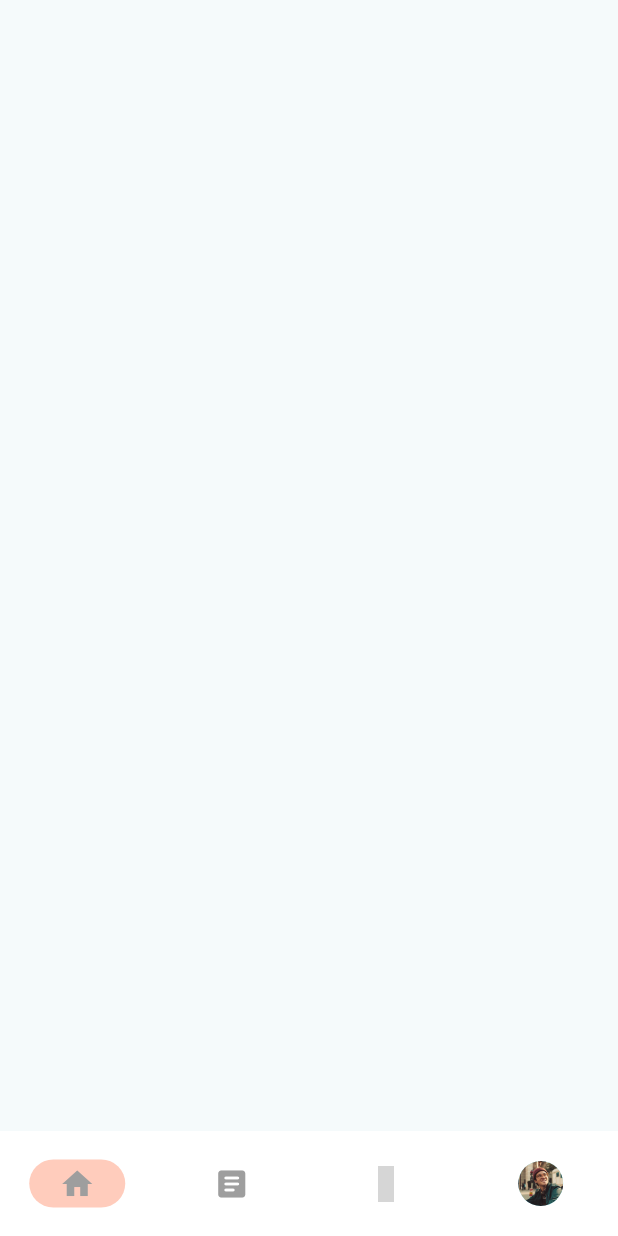
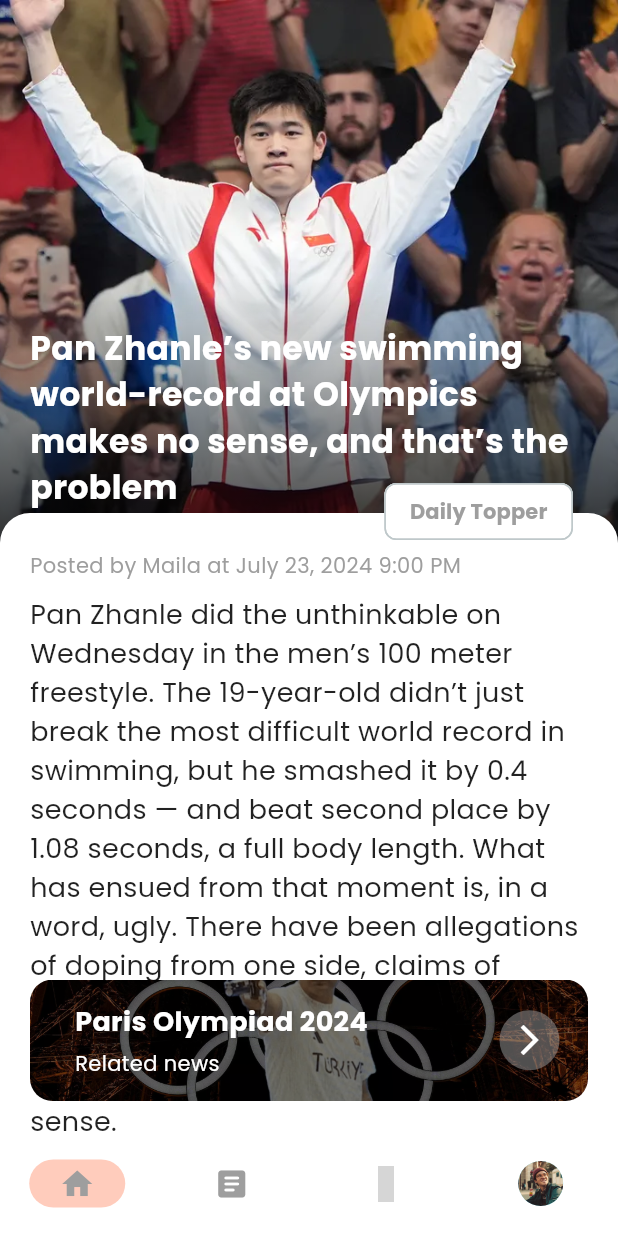
Before and after one commit to masud51435/TopNews, a Flutter app: the screen it shows after launch, on a phone screen of 412 x 824 dp. Run offline on Flutter 3.47's test engine with Material 3 defaults, Android fonts, the phone set to English and light mode, and no system bars; our stand-ins replace get, google_fonts, iconsax; grey boxes are pictures that could not be loaded.

Commit message:
added home page view and

```diff
--- a/lib/bottom_nav_bar/custom_nav_bar.dart
+++ b/lib/bottom_nav_bar/custom_nav_bar.dart
@@ -1,7 +1,7 @@
 import 'package:flutter/material.dart';
 import 'package:get/get.dart';
 import 'package:iconsax/iconsax.dart';
-import 'package:topnews/pages/homepage/homepage.dart';
+import 'package:topnews/pages/homepage/home_page_view.dart';
 import 'package:topnews/pages/notification/notifications.dart';
 import 'package:topnews/pages/profile/profile.dart';
 
@@ -69,7 +69,7 @@
   RxInt currentIndex = 0.obs;
 
   final screens = [
-    const Homepage(),
+     HomePageView(),
     const Article(),
     const Notifications(),
     const Profile(),
--- a/lib/common/animation/animation.dart
+++ b/lib/common/animation/animation.dart
@@ -8,7 +8,7 @@
       : super(
           pageBuilder: (context, animation, secondaryAnimation) => page,
           transitionsBuilder: (context, animation, secondaryAnimation, child) {
-            const begin = Offset(1.0, 0.0); // From right
+            const begin = Offset(1.0, 0.0);
             const end = Offset.zero;
             const curve = Curves.easeInOut;
 
--- /dev/null
+++ b/lib/controllers/home_page_view_controller.dart
@@ -0,0 +1,62 @@
+import 'package:get/get.dart';
+
+class HomePageController extends GetxController {
+  // List of pages data
+  final pagesData = [
+    {
+      "imagePath": "assets/images/front1.png",
+      "title":
+          "Pan Zhanle’s new swimming world-record at Olympics makes no sense, and that’s the problem",
+      "postAt": "Posted by Maila at July 23, 2024 9:00 PM",
+      "description":
+          "Pan Zhanle did the unthinkable on Wednesday in the men’s 100 meter freestyle. The 19-year-old didn’t just break the most difficult world record in swimming, but he smashed it by 0.4 seconds — and beat second place by 1.08 seconds, a full body length. What has ensued from that moment is, in a word, ugly. There have been allegations of doping from one side, claims of racism from the other, and in the middle the inescapable reality that what ensued simply doesn’t make sense.",
+      "source": "Source: Prothom Alo, July 23, 2024",
+    },
+    {
+      "imagePath": "assets/images/front2.jpg",
+      "title":
+          "Bangladesh protests updates: Sheikh Hasina quits, interim gov’t taking over",
+      "postAt": "Posted by Maila at July 23, 2024 9:00 PM",
+      "description":
+          "Bangladesh’s Prime Minister Sheikh Hasina has resigned and fled the country following weeks of deadly demonstrations against her government. The removal of Hasina on Monday followed weeks of deadly protests and appears to have averted the threat of further bloodshed. The focus now moves to who will control the South Asian country.",
+      "source": "Source: BBC Sports, July 22, 2024",
+    },
+    {
+      "imagePath": "assets/images/front3.png",
+      "title":
+          "What to know about the 25th Amendment as Trump makes wild claim about Biden",
+      "postAt": "Posted by Maila at July 23, 2024 9:00 PM",
+      "description":
+          "No matter what Biden says or how much his fellow Democrats try to build up his accomplishments as president, multiple Republicans have argued that the 25th Amendment to the Constitution should be used to remove Biden from office ASAP – something that’s not going to happen since no Democrat supports it. ",
+      "source": "Source: Reuters, July 21, 2024",
+    },
+    {
+      "imagePath": "assets/images/front4.png",
+      "title":
+          "গাজীপুর জেলা কারাগারে বিক্ষোভ-গুলি, আহত ১৬, কাশিমপুর কারাগারের সুপার প্রত্যাহার",
+      "postAt": "Posted by Maila at July 23, 2024 9:00 PM",
+      "description":
+          '''গাজীপুরের কাশিমপুর হাইসিকিউরিটি কেন্দ্রীয় কারাগারের পর গাজীপুর জেলা কারাগারে অস্থিরতা দেখা দিয়েছে। আজ বৃহস্পতিবার সকাল থেকে সেখানে উত্তেজনা ও বিক্ষোভ শুরু করেছেন বন্দীরা। কারাগারের বাইরে থেকে গুলির শব্দ শোনা গেছে। এ ঘটনায় আহত হয়েছেন ১৬ জন।
+
+গাজীপুর জেলা কারা হাসপাতালের চিকিৎসক মাকসুদা বলেন, কারাগারে বন্দীরা বিদ্রোহ করেছেন। এ ঘটনায় ১৬ জন আহত হয়েছেন। এঁদের মধ্যে কেউ মাথায়, কেউ চোখে, কেউবা পায়ে আঘাত পেয়েছেন। আহত সবাইকে প্রাথমিক চিকিৎসা দেওয়া হয়েছে। আহত ব্যক্তিদের মধ্যে ১৩ জন কারাবন্দী ও তিনজন কারারক্ষী আছেন।''',
+      "source": "Source: Reuters, July 21, 2024",
+    },
+    {
+      "imagePath": "assets/images/front5.png",
+      "title":
+          "Israel-Hamas war updates: Israel says 2,600 ‘terrorist targets’ struck; Gaza’s health services enter ‘critical stage’",
+      "postAt": "Posted by Maila at July 23, 2024 9:00 PM",
+      "description":
+          "The Gaza Strip’s health services have entered a “critical stage,” Palestinian health authorities say. In its daily update, the Israeli Defense Forces said 2,600 “terrorist targets” inside the Gaza Strip have been struck, including the Islamic University, which Hamas militants are said to be using as a training camp.",
+      "source": "Source: Reuters, July 21, 2024",
+    },
+  ].obs;
+
+  // Current Page Index
+  var currentPage = 0.obs;
+
+  // Function to update current page index
+  void updatePageIndex(int index) {
+    currentPage.value = index;
+  }
+}
--- /dev/null
+++ b/lib/pages/homepage/home_page_view.dart
@@ -0,0 +1,33 @@
+import 'package:flutter/material.dart';
+import 'package:get/get.dart';
+import 'package:topnews/pages/homepage/widgets/page_view_item.dart';
+import '../../controllers/home_page_view_controller.dart';
+
+class HomePageView extends StatelessWidget {
+  HomePageView({super.key});
+
+  // Using GetX to provide the controller
+  final HomePageController controller = Get.put(HomePageController());
+
+  @override
+  Widget build(BuildContext context) {
+    return Scaffold(
+      body: PageView.builder(
+        itemCount: controller.pagesData.length,
+        onPageChanged: (index) {
+          controller.updatePageIndex(index); // Update the current page index
+        },
+        itemBuilder: (context, index) {
+          var page = controller.pagesData[index];
+          return HomePageViewItem(
+            imagePath: page['imagePath']!,
+            title: page['title']!,
+            postAt: page['postAt']!,
+            description: page['description']!,
+            source: page['source']!,
+          );
+        },
+      ),
+    );
+  }
+}
--- a/lib/pages/homepage/homepage.dart
+++ /dev/null
@@ -1,10 +0,0 @@
-import 'package:flutter/material.dart';
-
-class Homepage extends StatelessWidget {
-  const Homepage({super.key});
-
-  @override
-  Widget build(BuildContext context) {
-    return Scaffold();
-  }
-}
--- /dev/null
+++ b/lib/pages/homepage/widgets/bottom_banner.dart
@@ -0,0 +1,65 @@
+import 'package:flutter/material.dart';
+
+import '../../../core/app_colors.dart';
+
+class BottomBanner extends StatelessWidget {
+  const BottomBanner({
+    super.key,
+  });
+
+  @override
+  Widget build(BuildContext context) {
+    return Container(
+      width: MediaQuery.of(context).size.width,
+      margin: const EdgeInsets.symmetric(vertical: 20),
+      padding: const EdgeInsets.all(15),
+      decoration: BoxDecoration(
+        borderRadius: BorderRadius.circular(15),
+        image: const DecorationImage(
+          fit: BoxFit.cover,
+          colorFilter: ColorFilter.mode(Colors.black54, BlendMode.darken),
+          image: AssetImage("assets/images/bg.png"),
+        ),
+      ),
+      child: Row(
+        children: [
+          const SizedBox(width: 15),
+          // Related News Text
+          Expanded(
+            child: Column(
+              crossAxisAlignment: CrossAxisAlignment.start,
+              children: [
+                Text(
+                  "Paris Olympiad 2024",
+                  style: TextStyle(
+                    fontSize: 18,
+                    color: whiteColor,
+                    fontWeight: FontWeight.bold,
+                  ),
+                ),
+                const SizedBox(height: 5),
+                Text(
+                  "Related news",
+                  style: TextStyle(
+                    color: whiteColor,
+                    fontSize: 14,
+                  ),
+                ),
+              ],
+            ),
+          ),
+          // Arrow Icon
+          IconButton.filled(
+            onPressed: () {},
+            style: IconButton.styleFrom(
+              backgroundColor: greyColor.withOpacity(0.5),
+            ),
+            icon: const Icon(
+              Icons.arrow_forward_ios,
+            ),
+          )
+        ],
+      ),
+    );
+  }
+}
--- /dev/null
+++ b/lib/pages/homepage/widgets/page_view_item.dart
@@ -0,0 +1,148 @@
+import 'package:flutter/material.dart';
+
+import '../../../core/app_colors.dart';
+import 'bottom_banner.dart';
+
+class HomePageViewItem extends StatelessWidget {
+  final String imagePath;
+  final String title;
+  final String postAt;
+  final String description;
+  final String source;
+
+  const HomePageViewItem({
+    super.key,
+    required this.imagePath,
+    required this.title,
+    required this.postAt,
+    required this.description,
+    required this.source,
+  });
+
+  @override
+  Widget build(BuildContext context) {
+    return Scaffold(
+      body: Stack(
+        clipBehavior: Clip.none,
+        children: [
+          SizedBox(
+            height: MediaQuery.of(context).size.height,
+            width: MediaQuery.of(context).size.width,
+          ),
+          Stack(
+            clipBehavior: Clip.none,
+            children: [
+              Container(
+                height: MediaQuery.of(context).size.height * 0.45,
+                decoration: BoxDecoration(
+                  image: DecorationImage(
+                    image: AssetImage(imagePath), // Dynamic Background Image
+                    fit: BoxFit.cover,
+                  ),
+                ),
+                child: Container(
+                  decoration: BoxDecoration(
+                    gradient: LinearGradient(
+                      begin: Alignment.center,
+                      end: Alignment.bottomCenter,
+                      colors: [
+                        Colors.transparent,
+                        Colors.black.withOpacity(0.8),
+                      ],
+                    ),
+                  ),
+                ),
+              ),
+              Positioned(
+                bottom: 10,
+                child: Container(
+                  width: MediaQuery.of(context).size.width,
+                  padding: const EdgeInsets.all(20),
+                  child: Text(
+                    title, // Dynamic title
+                    style: TextStyle(
+                      fontSize: 22,
+                      fontWeight: FontWeight.bold,
+                      color: whiteColor,
+                    ),
+                  ),
+                ),
+              ),
+            ],
+          ),
+          Positioned(
+            bottom: 0,
+            child: Container(
+              height: MediaQuery.of(context).size.height * 0.5,
+              width: MediaQuery.of(context).size.width,
+              padding: const EdgeInsets.symmetric(horizontal: 20),
+              decoration: BoxDecoration(
+                color: whiteColor,
+                borderRadius: const BorderRadius.only(
+                  topLeft: Radius.circular(20),
+                  topRight: Radius.circular(20),
+                ),
+              ),
+              child: Stack(
+                fit: StackFit.loose,
+                clipBehavior: Clip.none,
+                children: [
+                  SingleChildScrollView(
+                    child: Column(
+                      crossAxisAlignment: CrossAxisAlignment.start,
+                      children: [
+                        const SizedBox(height: 25),
+                        Text(
+                          postAt,
+                          style: const TextStyle(
+                            fontSize: 14,
+                            color: Colors.grey,
+                          ),
+                        ),
+                        const SizedBox(height: 10),
+                        Text(
+                          description, // Dynamic description
+                          style: const TextStyle(
+                            fontSize: 18,
+                            color: Colors.black87,
+                          ),
+                        ),
+                        const SizedBox(height: 10),
+                        Text(
+                          source, // Dynamic source text
+                          style: const TextStyle(
+                            fontSize: 14,
+                            color: Colors.grey,
+                          ),
+                        ),
+                        const SizedBox(height: 130),
+                      ],
+                    ),
+                  ),
+                  Positioned(
+                    top: -25,
+                    right: 10,
+                    child: Chip(
+                      label: const Text('Daily Topper'),
+                      backgroundColor: whiteColor,
+                      labelStyle: TextStyle(
+                        color: greyColor,
+                        fontWeight: FontWeight.bold,
+                      ),
+                    ),
+                  ),
+                  const Positioned(
+                    bottom: 0,
+                    left: 0,
+                    right: 0,
+                    child: BottomBanner(),
+                  ),
+                ],
+              ),
+            ),
+          ),
+        ],
+      ),
+    );
+  }
+}
```
Also changed, not shown: assets/images/bg.png (added), assets/images/front1.png (added), assets/images/front2.jpg (added), assets/images/front3.png (added), assets/images/front4.png (added), assets/images/front5.png (added).
